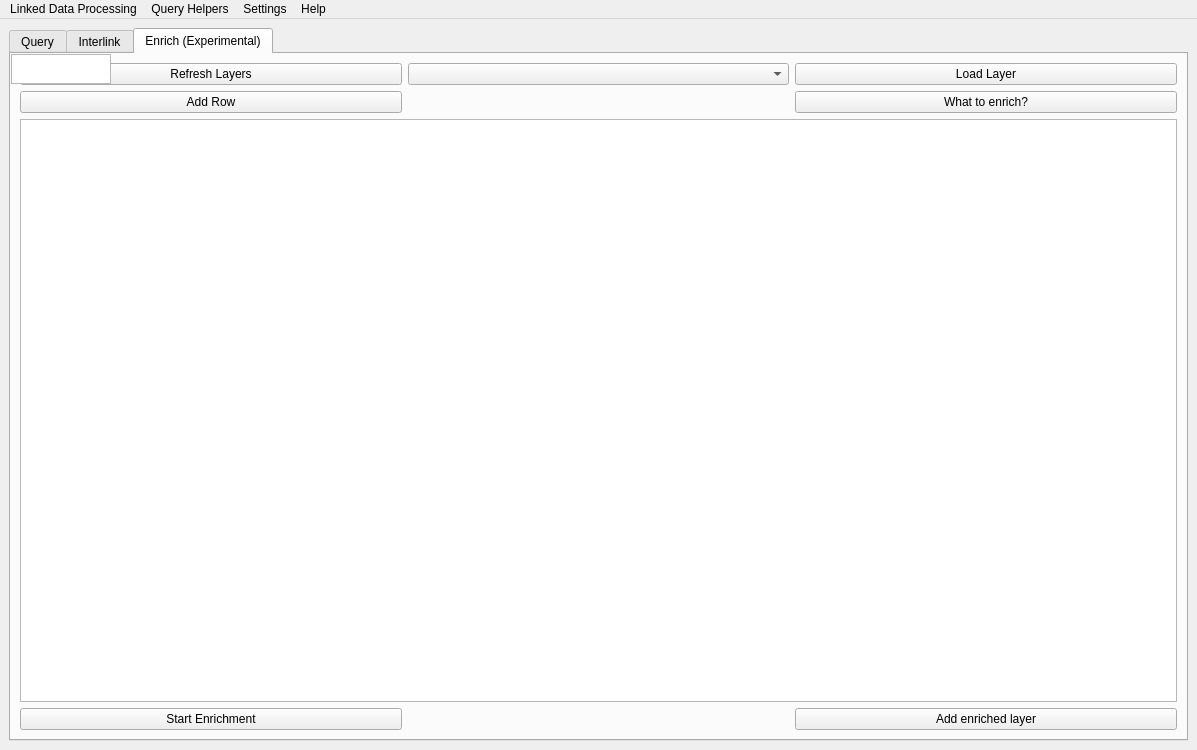
First picture: the form in dialogs/ui/sparql_unicorn_dialog_base.ui, repository sparqlunicorn/sparqlunicornGoesGIS, before the edit.
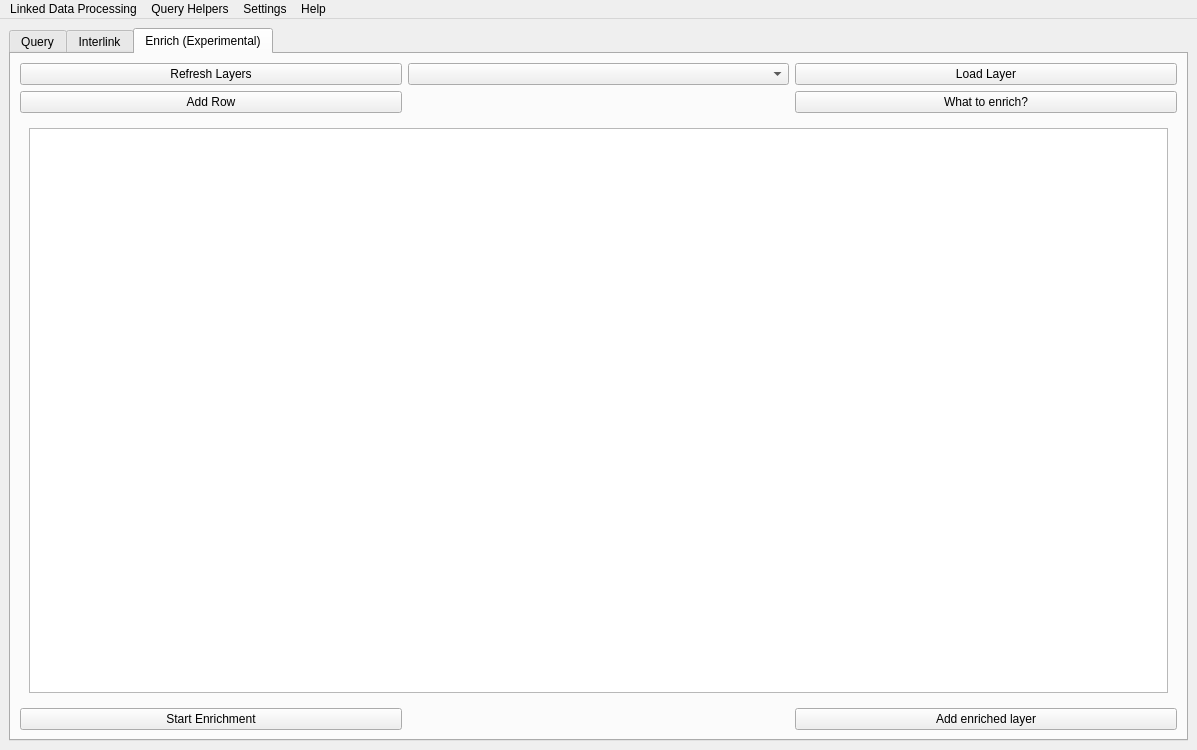
Second picture: the form after the edit. The open tabs and pages were chosen to show the change. Icons and pictures are not drawn.

The edit to the form file:
```diff
--- a/dialogs/ui/sparql_unicorn_dialog_base.ui
+++ b/dialogs/ui/sparql_unicorn_dialog_base.ui
@@ -679,28 +679,37 @@
            </widget>
           </item>
           <item row="2" column="1" colspan="3">
-           <widget class="QTableWidget" name="enrichTable">
-            <attribute name="horizontalHeaderStretchLastSection">
-             <bool>true</bool>
-            </attribute>
+           <widget class="QStackedWidget" name="stackedWidget">
+            <property name="currentIndex">
+             <number>0</number>
+            </property>
+            <widget class="QWidget" name="page">
+             <layout class="QGridLayout" name="gridLayout_5">
+              <item row="0" column="0">
+               <widget class="QTableWidget" name="enrichTable">
+                <attribute name="horizontalHeaderStretchLastSection">
+                 <bool>true</bool>
+                </attribute>
+               </widget>
+              </item>
+             </layout>
+            </widget>
+            <widget class="QWidget" name="page_2">
+             <layout class="QGridLayout" name="gridLayout_4">
+              <item row="0" column="0">
+               <widget class="QTableWidget" name="enrichTableResult">
+                <attribute name="horizontalHeaderStretchLastSection">
+                 <bool>true</bool>
+                </attribute>
+               </widget>
+              </item>
+             </layout>
+            </widget>
            </widget>
           </item>
          </layout>
         </item>
        </layout>
-       <widget class="QTableWidget" name="enrichTableResult">
-        <property name="geometry">
-         <rect>
-          <x>0</x>
-          <y>0</y>
-          <width>100</width>
-          <height>30</height>
-         </rect>
-        </property>
-        <attribute name="horizontalHeaderStretchLastSection">
-         <bool>true</bool>
-        </attribute>
-       </widget>
       </widget>
      </widget>
     </item>
```
Left out of the diff: 34 changed lines with no effect on the pictures.
